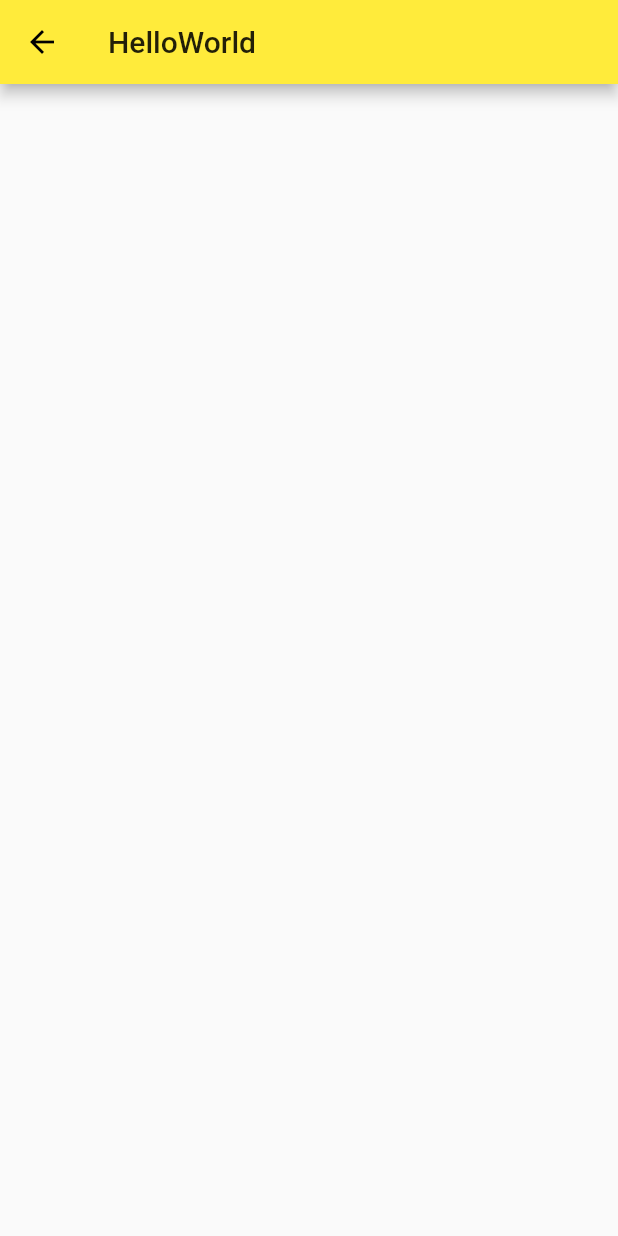
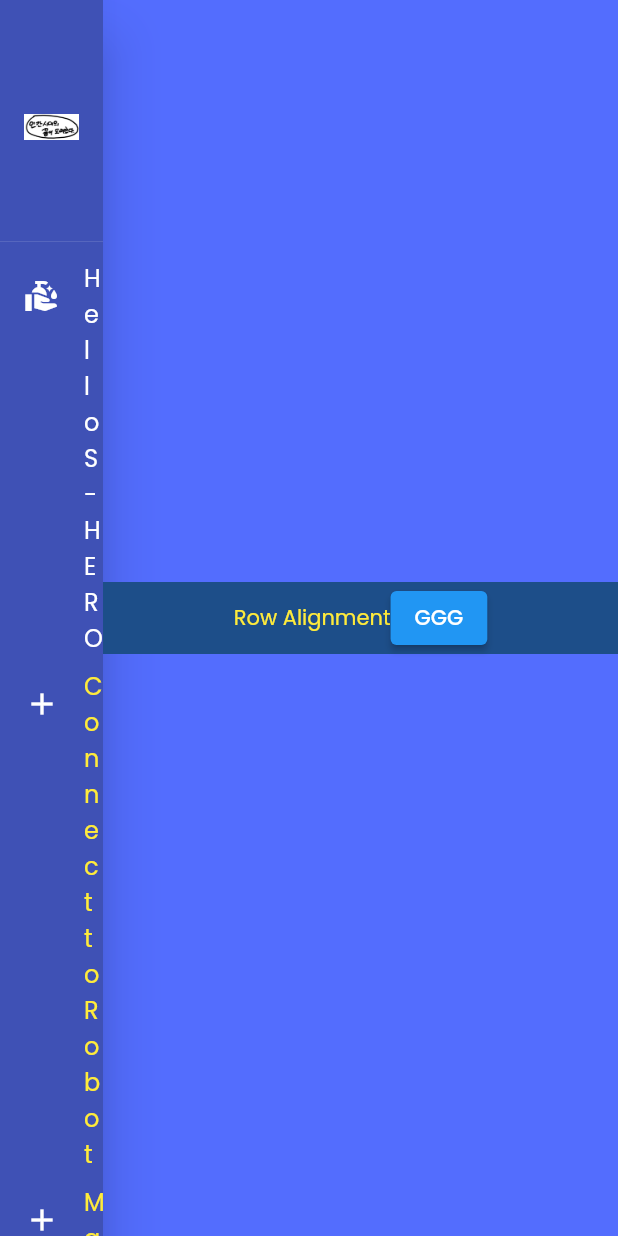
Before and after one commit to baldwinIV/robot_frontend, a Flutter app: the screen it shows after launch, after a tap on the "navigate next" icon, on a phone screen of 412 x 824 dp. Run offline on Flutter 3.47's test engine with Material 2 defaults, Android fonts, the phone set to English and light mode, and no system bars; our stand-ins replace google_fonts.

Commit message:
진행 상황 추가.. main progress

```diff
--- a/lib/main.dart
+++ b/lib/main.dart
@@ -1,5 +1,6 @@
 import 'package:flutter/material.dart';
-import 'package:robot_frontend/pages/dashboard.dart';
+import 'package:google_fonts/google_fonts.dart';
+import 'package:robot_frontend/pages/SideMenu.dart';
 import 'package:provider/provider.dart';
 
 void main() {
@@ -28,8 +29,12 @@ class MyApp extends StatelessWidget {
         ],
         child: MaterialApp(
           title: 'mainpagedefault',
-          theme: ThemeData(
-            primarySwatch: Colors.yellow,
+          theme: ThemeData.dark().copyWith(
+            scaffoldBackgroundColor: Colors.indigoAccent ,
+            textTheme: GoogleFonts.
+                poppinsTextTheme(Theme.of(context).textTheme)
+                .apply(bodyColor: Colors.yellow),
+            canvasColor: Colors.indigo,
           ),
           initialRoute: '/',
           onGenerateRoute: (routerSettings) {
@@ -37,8 +42,8 @@ class MyApp extends StatelessWidget {
               case '/':
                 return MaterialPageRoute(
                     builder: (_) => MyHomePage(title: "HelloDashboard"));
-              case '/DashBoard':
-                return MaterialPageRoute(builder: (_) => DashBoard());
+              case '/SideMenu':
+                return MaterialPageRoute(builder: (_) => SideMenu());
               default:
                 return MaterialPageRoute(
                     builder: (_) => MyHomePage(title: "error"));
@@ -69,10 +74,10 @@ class MyHomePage extends StatelessWidget {
                 style: TextStyle(fontSize: 30, fontWeight: FontWeight.bold),
               ),
             ),
-            Image.asset("assets/logo/logo.png", width: 1000.0, height: 500.0),
+            Image.asset("assets/logo/robot.png", width: 1000.0, height: 500.0),
             FloatingActionButton(
                 onPressed: () => {
-                      Navigator.pushNamed(context, '/DashBoard', arguments: {}),
+                      Navigator.pushNamed(context, '/SideMenu', arguments: {}),
                     },
                 tooltip: 'NextPage',
                 child: Icon(Icons.navigate_next))
--- /dev/null
+++ b/lib/menu_widget/SensorMqtt.dart
@@ -0,0 +1,25 @@
+import 'package:flutter/material.dart';
+
+class SensorMqtt extends StatelessWidget {
+  const SensorMqtt({
+    Key? key,
+    required this.title,
+  }) : super(key: key);
+  final String title;
+  int mqttTongSin(int a){
+    return a + 1;
+  }
+  @override
+  Widget build(BuildContext context) {
+    return Container(
+      color: Color(0xFF1D4E89),
+      child: Row(
+        mainAxisAlignment: MainAxisAlignment.center,
+        children: [
+          Text("Row Alignment"),
+          ElevatedButton(onPressed: () => {mqttTongSin(1)}, child: Text("GGG"))
+        ],
+      ),
+    );
+  }
+}
--- /dev/null
+++ b/lib/pages/SideMenu.dart
@@ -0,0 +1,85 @@
+import 'package:flutter/material.dart';
+import 'package:robot_frontend/main.dart';
+import 'package:robot_frontend/menu_widget/SensorMqtt.dart';
+import 'package:provider/provider.dart';
+
+class SideMenu extends StatelessWidget {
+  @override
+  Widget build(BuildContext context) {
+    return Scaffold(
+      body: SafeArea(
+          child: Row(
+        children: [
+          Expanded(
+            child: Drawer(
+              child: SingleChildScrollView(
+                child: Column(
+                  //default flex = 1, and it takes 1/6
+                  children: [
+                    DrawerHeader(child: Image.asset("assets/logo/logo.png")),
+                    ListTile(
+                      onTap: () => {},
+                      horizontalTitleGap: 0.0,
+                      leading: Icon(
+                        Icons.clean_hands,
+                        color: Colors.white,
+                      ),
+                      title: Text(
+                        "Hello S-HERO",
+                        style: TextStyle(color: Colors.white),
+                      ),
+                    ),
+                    DrawerListTile(
+                      title: "Connect to Robot",
+                      press: () {},
+                    ),
+                    DrawerListTile(
+                      title: "Mqtt",
+                      press: () {},
+                    ),
+                    DrawerListTile(
+                      title: "View Parsed Map",
+                      press: () {},
+                    ),
+                    DrawerListTile(
+                      title: "History",
+                      press: () {},
+                    ),
+                    DrawerListTile(
+                      title: "Settings",
+                      press: () {},
+                    ),
+                  ],
+                ),
+              ),
+            ),
+          ),
+          Expanded(
+            //여기에 뭐가 렌더링 되면 될듯!
+            flex: 5,
+            child: SensorMqtt(title: "Hello"),
+          )
+        ],
+      )),
+    );
+  }
+}
+
+class DrawerListTile extends StatelessWidget {
+  const DrawerListTile({
+    Key? key,
+    required this.title,
+    required this.press,
+  }) : super(key: key);
+  final String title;
+  final VoidCallback press;
+
+  @override
+  Widget build(BuildContext context) {
+    return ListTile(
+        onTap: this.press,
+        horizontalTitleGap: 0.0,
+        leading: Icon(Icons.add),
+        title: Text(this.title));
+  }
+}
--- a/lib/pages/dashboard.dart
+++ /dev/null
@@ -1,17 +0,0 @@
-import 'package:flutter/material.dart';
-import 'package:robot_frontend/main.dart';
-import 'package:provider/provider.dart' ;
-
-
-class DashBoard extends StatelessWidget{
-
-  @override
-  Widget build(BuildContext context) {
-    return Scaffold(
-      appBar: AppBar(
-        title: Text("HelloWorld"),
-      ),
-    );
-  }
-
-}
--- a/pubspec.yaml
+++ b/pubspec.yaml
@@ -24,8 +24,9 @@ dependencies:
   flutter:
     sdk: flutter
   provider: ^5.0.0
-  http: ^0.12.0+2
+  http: ^0.13.0
   fl_chart: ^0.36.1
+  google_fonts: ^2.0.0
 
 
   # The following adds the Cupertino Icons font to your application.
```
Also changed, not shown: assets/logo/logo.png (added), assets/logo/robot.png (added), assets/robot.png (added), lib/menu_widget/Dashboard.dart (added), pubspec.lock.
